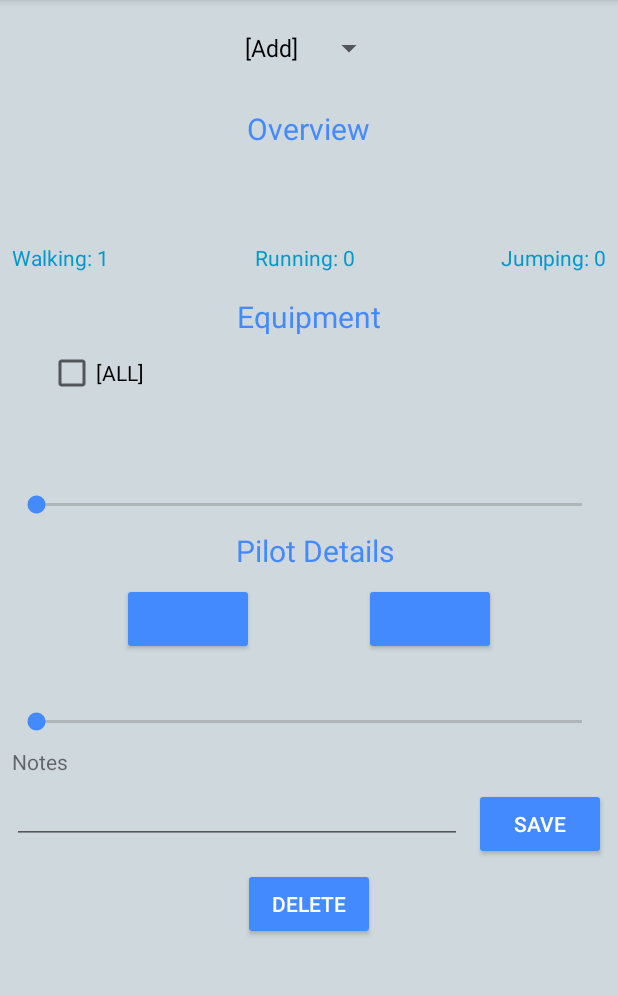
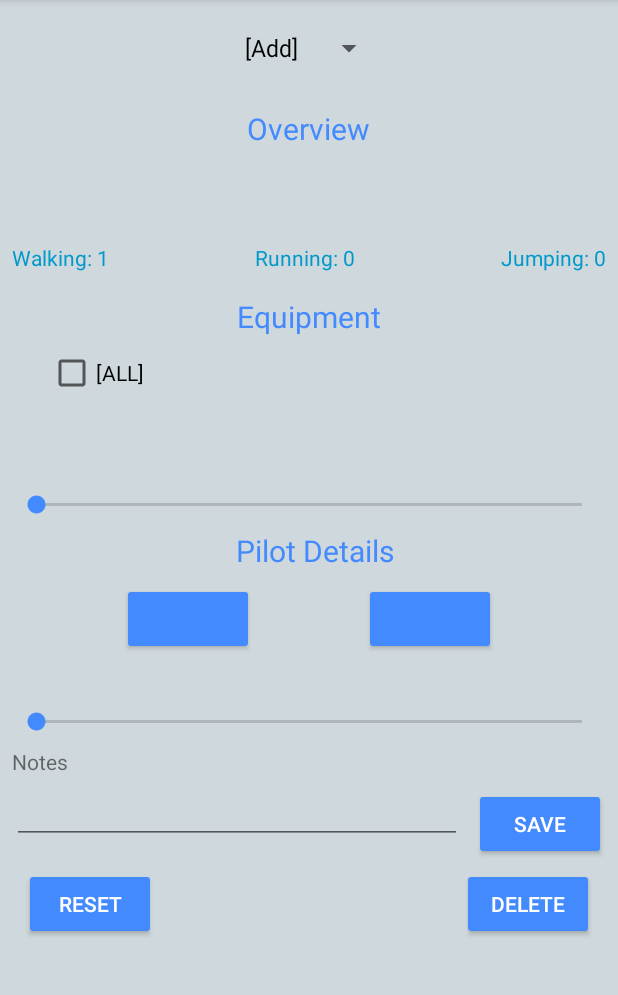
Before and after one commit to Terence-D/MechSheets, an Android app: the fragment FragmentOverview placed in its activity, after a tap on "OK", on a phone screen of 412 x 824 dp, the part 84-1079 px from its top. Run offline under Robolectric (Android 15) with nearby library versions, the phone set to English and light mode, and no system bars; 43 statements that could not run were skipped.

Commit message:
Allowed to reset values to stock

```diff
--- a/app/src/main/res/layout/fragment_overview.xml
+++ b/app/src/main/res/layout/fragment_overview.xml
@@ -258,6 +258,16 @@
             android:text="@string/overview_delete"
             app:layout_constraintBottom_toBottomOf="parent"
             app:layout_constraintEnd_toEndOf="parent"
+            app:layout_constraintTop_toBottomOf="@+id/txtDescription" />
+
+        <Button
+            android:id="@+id/btnReset"
+            android:layout_width="wrap_content"
+            android:layout_height="wrap_content"
+            android:layout_margin="16dp"
+            android:layout_marginEnd="8dp"
+            android:text="@string/overview_reset"
+            app:layout_constraintBottom_toBottomOf="parent"
             app:layout_constraintStart_toStartOf="parent"
             app:layout_constraintTop_toBottomOf="@+id/txtDescription" />
 
@@ -267,10 +277,10 @@
             android:layout_width="wrap_content"
             android:layout_height="wrap_content"
             android:layout_marginEnd="8dp"
-            android:visibility="gone"
             android:layout_marginStart="8dp"
             android:layout_marginTop="16dp"
             android:text="@string/overview_movementtorso_twist"
+            android:visibility="gone"
             app:layout_constraintEnd_toEndOf="parent"
             app:layout_constraintStart_toStartOf="parent"
             app:layout_constraintTop_toBottomOf="@+id/txtRunning" />
--- a/app/src/main/res/values/strings.xml
+++ b/app/src/main/res/values/strings.xml
@@ -136,4 +136,13 @@ Mech Sheets software License - Copyright 2018 Terry Doerksen:
     </string>
     <string name="all">[ALL]</string>
     <string name="menu_help">Help</string>
+    <string name="overview_reset">Reset</string>
+    <string name="overview_confirm_reset">This will reset this %1$s back to stock - fully repaired - status.  This will reset:\n\n
+        - Equipment selection\n
+        - Ammo used\n
+        - Heat Level\n
+        - Armor / Internal Damage\n
+        - Individual components\n
+        \n
+        Are you sure you want this?</string>
 </resources>
```
Also changed, not shown: app/src/main/java/ca/coffeeshopstudio/meksheets/models/Mek.java (+22 -0 lines), app/src/main/java/ca/coffeeshopstudio/meksheets/views/FragmentOverview.java (+23 -39 lines).
